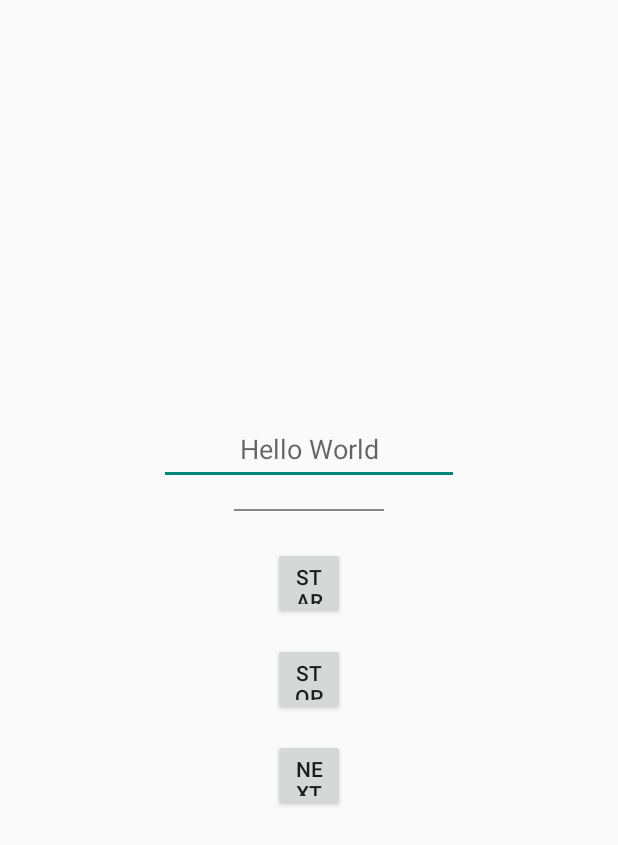
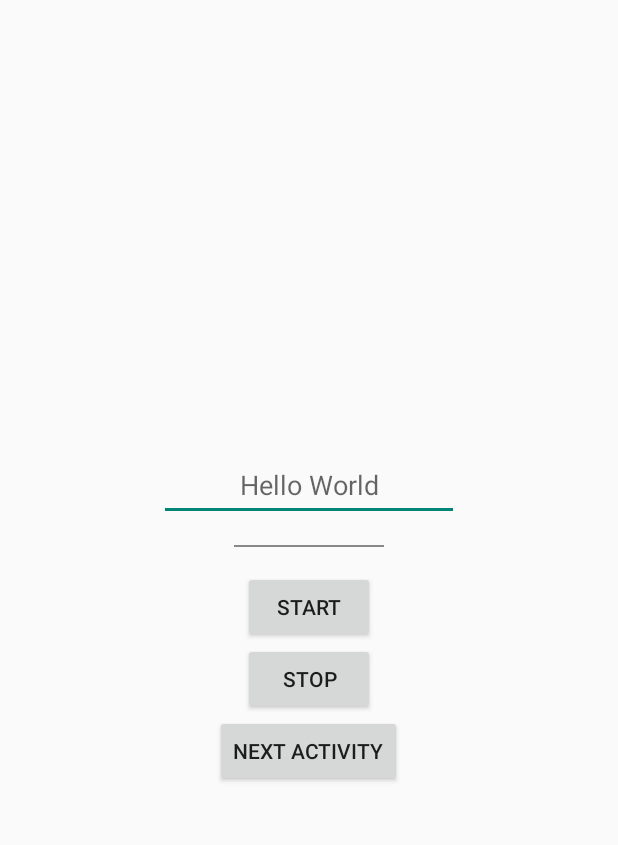
Before and after one commit to abilmazhitova/lab8commits, an Android app: the screen it shows after launch (MainActivity), on a phone screen of 412 x 824 dp. Shown: the top 845 px of the screen. Run offline under Robolectric (Android 15) with nearby library versions, the light colour scheme and no system bars.

Commit message:
added mp3 and fixing bags

```diff
--- a/app/build.gradle.kts
+++ b/app/build.gradle.kts
@@ -4,12 +4,12 @@ plugins {
 
 android {
     namespace = "com.example.lab8"
-    compileSdk = 35
+    compileSdk = 32
 
     defaultConfig {
         applicationId = "com.example.lab8"
         minSdk = 24
-        targetSdk = 35
+        targetSdk = 32
         versionCode = 1
         versionName = "1.0"
 
--- a/app/src/main/AndroidManifest.xml
+++ b/app/src/main/AndroidManifest.xml
@@ -1,6 +1,5 @@
 <?xml version="1.0" encoding="utf-8"?>
-<manifest xmlns:android="http://schemas.android.com/apk/res/android"
-    package="com.example.lab08">
+<manifest xmlns:android="http://schemas.android.com/apk/res/android">
 
     <application
         android:allowBackup="true"
@@ -24,4 +23,5 @@
             android:exported="false"
             android:foregroundServiceType="mediaPlayback"/>
     </application>
+
 </manifest>
--- a/app/src/main/java/com/example/lab8/MainActivity.java
+++ b/app/src/main/java/com/example/lab8/MainActivity.java
@@ -1,5 +1,6 @@
 package com.example.lab8;
 
+import android.annotation.SuppressLint;
 import android.content.BroadcastReceiver;
 import android.content.Context;
 import android.content.Intent;
@@ -8,11 +9,7 @@ import android.os.Bundle;
 import android.view.View;
 import android.widget.EditText;
 
-import androidx.activity.EdgeToEdge;
 import androidx.appcompat.app.AppCompatActivity;
-import androidx.core.graphics.Insets;
-import androidx.core.view.ViewCompat;
-import androidx.core.view.WindowInsetsCompat;
 
 public class MainActivity extends AppCompatActivity {
 
@@ -28,25 +25,41 @@ public class MainActivity extends AppCompatActivity {
         randomCharacterEditText = findViewById(R.id.editText_randomCharacter);
         broadcastReceiver = new MyBroadcastReceiver();
         serviceIntent = new Intent(getApplicationContext(), RandomCharacterService.class);
+
+        // Привязка кнопок к обработчику событий
+        findViewById(R.id.button_start).setOnClickListener(this::onClick);
+        findViewById(R.id.button_end).setOnClickListener(this::onClick);
+        findViewById(R.id.btn_next).setOnClickListener(this::onClick);
     }
 
+    @SuppressLint("NonConstantResourceId")
     public void onClick(View view) {
-        switch (view.getId()) {
-            case R.id.button_start:
-                startService(serviceIntent);
-                break;
-            case R.id.button_end:
-                stopService(serviceIntent);
-                randomCharacterEditText.setText("");
-                break;
+        int id = view.getId();
+
+        if (id == R.id.button_start) {
+            startService(serviceIntent);
+        } else if (id == R.id.button_end) {
+            stopService(serviceIntent);
+            randomCharacterEditText.setText("");
+        } else if (id == R.id.btn_next) {
+            Intent intent = new Intent(MainActivity.this, MainActivity2.class);
+            startActivity(intent);
         }
     }
 
+    @SuppressLint("UnspecifiedRegisterReceiverFlag")
     @Override
     protected void onStart() {
         super.onStart();
-        registerReceiver(broadcastReceiver, new IntentFilter("my.custom.action.tag.lab6"));
+        IntentFilter intentFilter = new IntentFilter("my.custom.action.tag.lab6");
+
+        if (android.os.Build.VERSION.SDK_INT >= android.os.Build.VERSION_CODES.TIRAMISU) {
+            registerReceiver(broadcastReceiver, intentFilter, Context.RECEIVER_NOT_EXPORTED);
+        } else {
+            registerReceiver(broadcastReceiver, intentFilter);
+        }
     }
+
 
     @Override
     protected void onStop() {
@@ -54,6 +67,7 @@ public class MainActivity extends AppCompatActivity {
         unregisterReceiver(broadcastReceiver);
     }
 
+    // Внутренний класс ресивера
     class MyBroadcastReceiver extends BroadcastReceiver {
         @Override
         public void onReceive(Context context, Intent intent) {
--- a/app/src/main/res/layout/activity_main.xml
+++ b/app/src/main/res/layout/activity_main.xml
@@ -16,29 +16,21 @@
         android:background="#888"
         android:layout_margin="16dp"/>
 
-    <LinearLayout android:orientation="horizontal"
+    <Button
+        android:id="@+id/button_start"
         android:layout_width="wrap_content"
-        android:layout_height="wrap_content">
+        android:layout_height="wrap_content"
+        android:text="START" />
 
-        <LinearLayout xmlns:android="http://schemas.android.com/apk/res/android"
-            android:orientation="vertical" android:gravity="center"
-            android:layout_width="match_parent" android:layout_height="match_parent">
+    <Button
+        android:id="@+id/button_end"
+        android:layout_width="wrap_content"
+        android:layout_height="wrap_content"
+        android:text="STOP" />
 
-            <Button android:id="@+id/btn_start"
-                android:text="START SERVICE"
-                android:onClick="startService"
-                android:layout_margin="8dp" android:layout_height="48dp" android:layout_width="48dp"/>
-
-            <Button android:id="@+id/btn_stop"
-                android:text="STOP SERVICE"
-                android:onClick="stopService"
-                android:layout_margin="8dp" android:layout_height="48dp" android:layout_width="48dp"/>
-
-            <Button android:id="@+id/btn_next"
-                android:text="NEXT ACTIVITY"
-                android:onClick="nextActivity"
-                android:layout_margin="8dp" android:layout_height="48dp" android:layout_width="48dp"/>
-        </LinearLayout>
-
-    </LinearLayout>
+    <Button
+        android:id="@+id/btn_next"
+        android:layout_width="wrap_content"
+        android:layout_height="wrap_content"
+        android:text="NEXT ACTIVITY" />
 </LinearLayout>
```
Also changed, not shown: app/src/main/java/com/example/lab8/MyService.java (+20 -8 lines), app/src/main/res/drawable/ic_music.xml (+9 -3 lines), 1 other file.
